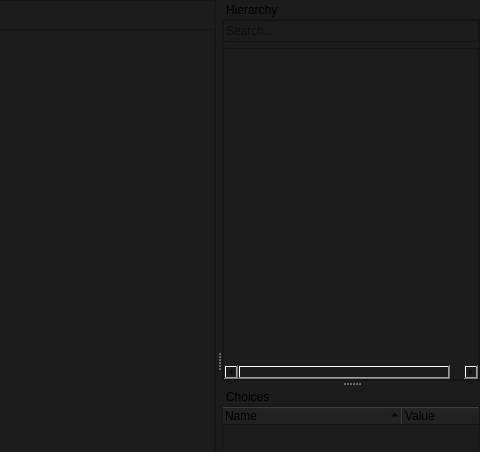
First picture: the form in smartprop_editor/main.ui, repository dertwist/Hammer5Tools, before the edit; both pictures show x 800 to 1280 and y 0 to 452 of the 1280 by 720 pixel window.
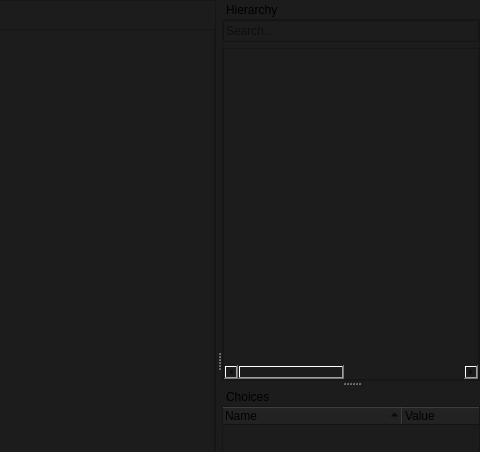
Second picture: the form after the edit. Icons and pictures are not drawn.

Commit message: Added custom model item. Added some test samples Added 2 columns for hierarchy widget

The edit to the form file:
```diff
--- a/smartprop_editor/main.ui
+++ b/smartprop_editor/main.ui
@@ -263,7 +263,7 @@
            <bool>true</bool>
           </property>
           <property name="columnCount">
-           <number>2</number>
+           <number>4</number>
           </property>
           <attribute name="headerVisible">
            <bool>false</bool>
@@ -290,6 +290,16 @@
             <string>Data</string>
            </property>
           </column>
+          <column>
+           <property name="text">
+            <string>Class</string>
+           </property>
+          </column>
+          <column>
+           <property name="text">
+            <string>ID</string>
+           </property>
+          </column>
          </widget>
         </item>
        </layout>
```
Left out of the diff: 6 changed lines with no effect on the pictures. The commit also changes 8 other files.
